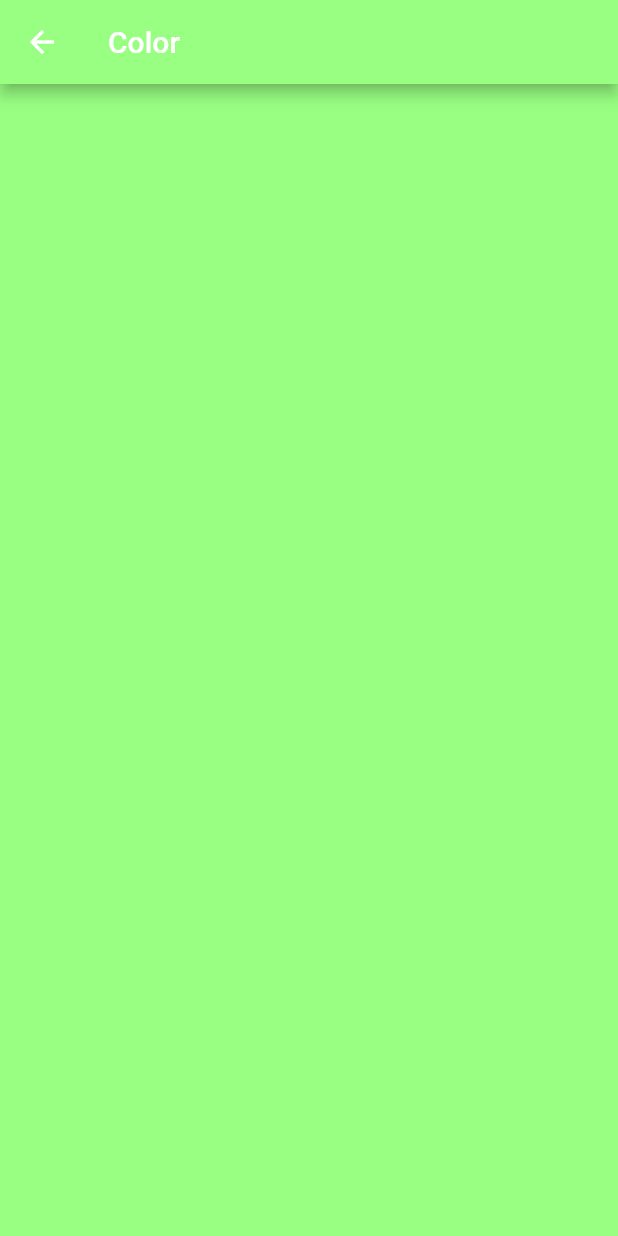
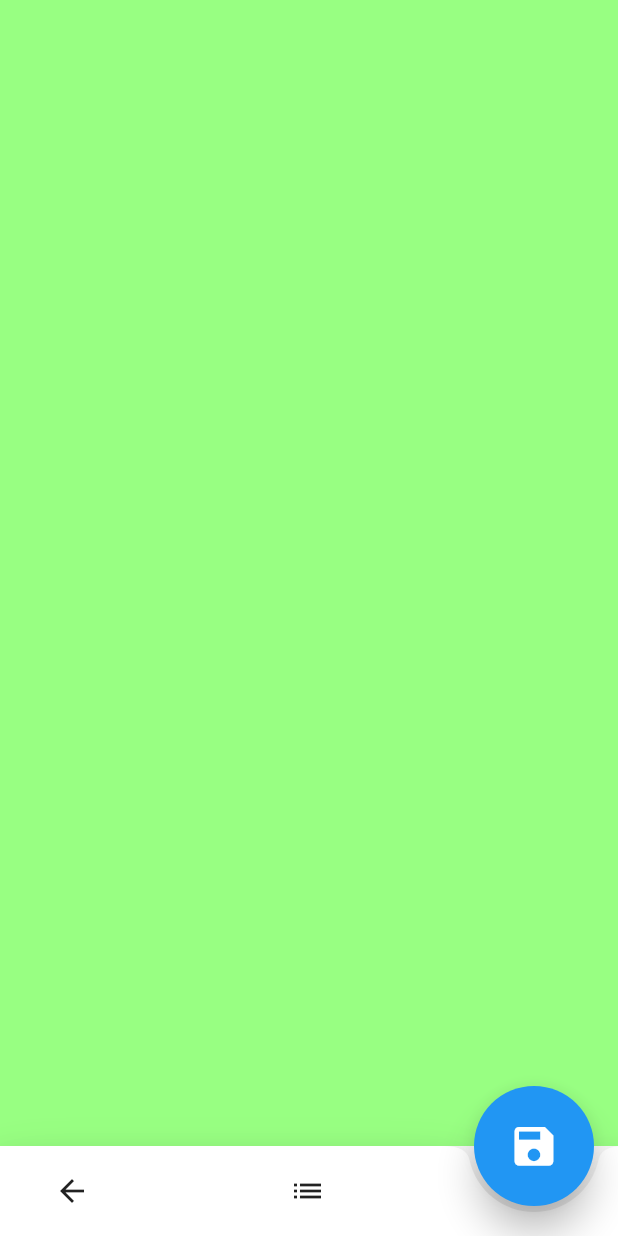
Before and after one commit to xmanelsantos/random_colors, a Flutter app: the DetailsScreen screen opened by its route, on a phone screen of 412 x 824 dp. Run offline on Flutter 3.47's test engine with Material 2 defaults, Android fonts, the phone set to English and light mode, and no system bars; our stand-ins replace google_fonts.

Commit message:
primitive details

```diff
--- /dev/null
+++ b/lib/screens/details/components/details_floating_button.dart
@@ -0,0 +1,24 @@
+import 'package:flutter/material.dart';
+
+class DetailsFloatingButton extends StatelessWidget {
+  const DetailsFloatingButton({
+    Key key,
+  }) : super(key: key);
+
+  @override
+  Widget build(BuildContext context) {
+    return SizedBox(
+      height: 80,
+      width: 80,
+      child: FittedBox(
+        child: FloatingActionButton(
+          elevation: 10,
+          onPressed: () {},
+          child: const Icon(
+            Icons.save,
+          ),
+        ),
+      ),
+    );
+  }
+}
--- a/lib/screens/details/details_screen.dart
+++ b/lib/screens/details/details_screen.dart
@@ -1,16 +1,15 @@
 import 'package:flutter/material.dart';
 import 'package:provider/provider.dart';
+import 'package:random_colors/constants.dart';
 import 'package:random_colors/controller/random_controller.dart';
+
+import 'components/details_floating_button.dart';
 
 class DetailsScreen extends StatelessWidget {
   @override
   Widget build(BuildContext context) {
-    Color color = Provider.of<RandomController>(context).kColor;
+    final Color color = Provider.of<RandomController>(context).kColor;
     return Scaffold(
-      appBar: AppBar(
-        title: Text('Color'),
-        backgroundColor: color,
-      ),
       body: Consumer<RandomController>(
         builder: (context, value, child) {
           return Container(
@@ -18,6 +17,35 @@ class DetailsScreen extends StatelessWidget {
           );
         },
       ),
+      floatingActionButton: const DetailsFloatingButton(),
+      floatingActionButtonLocation: FloatingActionButtonLocation.endDocked,
+      bottomNavigationBar: BottomAppBar(
+        shape: const CircularNotchedRectangle(),
+        elevation: 15,
+        color: Colors.white,
+        child: Container(
+          padding: const EdgeInsets.only(
+            left: kDefaultPadding * 3,
+            right: kDefaultPadding * 3,
+          ),
+          height: 60,
+          child: Row(
+            mainAxisAlignment: MainAxisAlignment.spaceBetween,
+            children: [
+              IconButton(
+                  icon: const Icon(Icons.arrow_back),
+                  onPressed: () {
+                    Navigator.of(context).pop();
+                  }),
+              IconButton(icon: const Icon(Icons.list), onPressed: () {}),
+              const SizedBox(
+                height: 60,
+                width: 50,
+              )
+            ],
+          ),
+        ),
+      ),
     );
   }
 }
```
